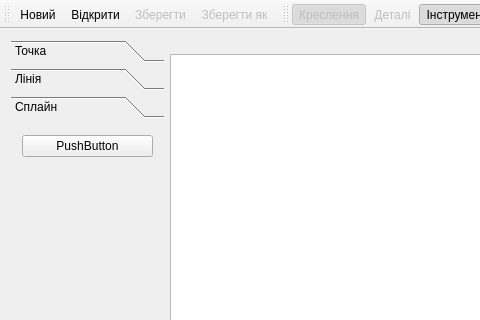
First picture: the form in mainwindow.ui, repository OpnTec/fashionmaker, before the edit; both pictures show x 0 to 480 and y 0 to 320 of the 1100 by 700 pixel window.
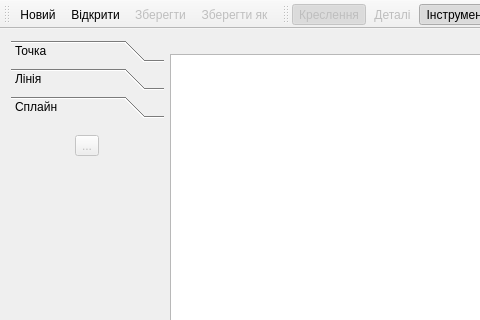
Second picture: the form after the edit. The open tabs and pages were chosen to show the change. Icons and pictures are not drawn.

Commit message: Add tool spline

Patch:
```diff
--- a/mainwindow.ui
+++ b/mainwindow.ui
@@ -297,7 +297,7 @@
          <x>0</x>
          <y>0</y>
          <width>154</width>
-         <height>45</height>
+         <height>58</height>
         </rect>
        </property>
        <property name="sizePolicy">
@@ -311,9 +311,25 @@
        </attribute>
        <layout class="QGridLayout" name="gridLayout_4">
         <item row="0" column="0">
-         <widget class="QPushButton" name="pushButton_7">
+         <widget class="QToolButton" name="toolButtonSpline">
+          <property name="enabled">
+           <bool>false</bool>
+          </property>
           <property name="text">
-           <string>PushButton</string>
+           <string>...</string>
+          </property>
+          <property name="icon">
+           <iconset resource="icon.qrc">
+            <normaloff>:/icon/32x32/spline.png</normaloff>:/icon/32x32/spline.png</iconset>
+          </property>
+          <property name="iconSize">
+           <size>
+            <width>32</width>
+            <height>32</height>
+           </size>
+          </property>
+          <property name="checkable">
+           <bool>true</bool>
           </property>
          </widget>
         </item>
```
Left out of the diff: 2 changed lines with no effect on the pictures. The commit also changes 56 other files.
